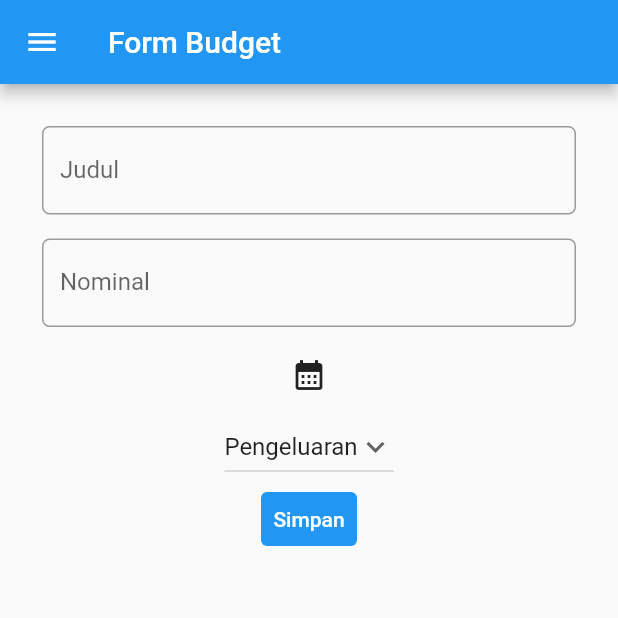
After one commit to dimitripn/pbp-flutter-lab, a Flutter app: the MyFormPage screen opened directly, on a phone screen of 412 x 824 dp, the top half of it. The commit adds this screen. Run offline on Flutter 3.47's test engine with Material 2 defaults, Android fonts, the phone set to English and light mode, and no system bars.

Commit message:
Finishing Tugas 8

```diff
--- /dev/null
+++ b/lib/tambah_budget.dart
@@ -0,0 +1,192 @@
+import 'package:counter_7/drawer.dart';
+import 'show_budget.dart';
+import 'package:flutter/material.dart';
+import 'main.dart';
+
+class Budget {
+  late String judul;
+  late int nominal;
+  late String pemasukan;
+  late DateTime? dateTime;
+  Budget(String judul, int nominal, String pemasukan, DateTime? dateTime) {
+    this.judul = judul;
+    this.nominal = nominal;
+    this.pemasukan = pemasukan;
+    this.dateTime = dateTime;
+  }
+  static List<Budget> budgetData = [];
+}
+
+class MyFormPage extends StatefulWidget {
+  const MyFormPage({super.key});
+
+  @override
+  State<MyFormPage> createState() => _MyFormPageState();
+}
+
+class _MyFormPageState extends State<MyFormPage> {
+  final _formKey = GlobalKey<FormState>();
+  String _judul = "";
+  int _nominal = 0;
+  List<String> jenisBudget = ['Pengeluaran', 'Pemasukan'];
+  String _pemasukan = "Pengeluaran";
+  DateTime? _dateTime;
+
+  var _controllerJudul = TextEditingController();
+  var _controllerNominal = TextEditingController();
+
+  @override
+  Widget build(BuildContext context) {
+    return Scaffold(
+      appBar: AppBar(
+        title: Text('Form Budget'),
+      ),
+      // Menambahkan drawer menu
+      drawer: const ScfDrawer(),
+      body: Form(
+        key: _formKey,
+        child: SingleChildScrollView(
+            child: Container(
+          height: MediaQuery.of(context).size.height,
+          padding: const EdgeInsets.all(20.0),
+          child: Column(
+            children: [
+              Padding(
+                padding: const EdgeInsets.all(8.0),
+                child: TextFormField(
+                  decoration: InputDecoration(
+                    hintText: "Contoh: Judul",
+                    labelText: "Judul",
+                    border: OutlineInputBorder(
+                      borderRadius: BorderRadius.circular(5.0),
+                    ),
+                  ),
+                  onChanged: (String? value) {
+                    setState(() {
+                      _judul = value!;
+                    });
+                  },
+                  onSaved: (String? value) {
+                    setState(() {
+                      _judul = value!;
+                    });
+                  },
+                  validator: (String? value) {
+                    if (value == null || value.isEmpty) {
+                      return 'Judul tidak boleh kosong!';
+                    }
+                    return null;
+                  },
+                ),
+              ),
+              Padding(
+                padding: const EdgeInsets.all(8.0),
+                child: TextFormField(
+                  decoration: InputDecoration(
+                    hintText: "Nominal",
+                    labelText: "Nominal",
+                    border: OutlineInputBorder(
+                      borderRadius: BorderRadius.circular(5.0),
+                    ),
+                  ),
+                  onChanged: (String? value) {
+                    setState(() {
+                      _nominal = int.parse(value!);
+                    });
+                  },
+                  onSaved: (String? value) {
+                    setState(() {
+                      _nominal = int.parse(value!);
+                    });
+                  },
+                  validator: (String? value) {
+                    if (value == null || value.isEmpty) {
+                      return 'Nominal tidak boleh kosong!';
+                    }
+                    return null;
+                  },
+                ),
+              ),
+              Container(
+                child: IconButton(
+                    onPressed: () {
+                      showDatePicker(
+                        context: context,
+                        initialDate: DateTime.now(),
+                        firstDate: DateTime(2000),
+                        lastDate: DateTime(2099),
+                      ).then(
+                        (date) => setState(
+                          () => _dateTime = date,
+                        ),
+                      );
+                    },
+                    icon: Icon(Icons.calendar_month)),
+              ),
+              DropdownButton(
+                value: _pemasukan,
+                icon: const Icon(Icons.keyboard_arrow_down),
+                items: jenisBudget.map((String items) {
+                  return DropdownMenuItem(
+                    value: items,
+                    child: Text(items),
+                  );
+                }).toList(),
+                onChanged: (String? newValue) {
+                  setState(() {
+                    _pemasukan = newValue!;
+                  });
+                },
+              ),
+              Align(
+                alignment: Alignment.bottomCenter,
+                child: TextButton(
+                  child: const Text(
+                    "Simpan",
+                    style: TextStyle(color: Colors.white),
+                  ),
+                  style: ButtonStyle(
+                    backgroundColor: MaterialStateProperty.all(Colors.blue),
+                  ),
+                  onPressed: () {
+                    if (_formKey.currentState!.validate()) {
+                      Budget.budgetData.add(
+                          new Budget(_judul, _nominal, _pemasukan, _dateTime));
+                      _controllerJudul.clear();
+                      _controllerNominal.clear();
+                      showDialog(
+                          context: context,
+                          builder: (context) {
+                            return AlertDialog(
+                              title: Text("Data berhasil disimpan"),
+                              actions: [
+                                TextButton(
+                                  onPressed: () {
+                                    Navigator.push(
+                                      context,
+                                      MaterialPageRoute(
+                                        builder: (context) => ShowBudget(),
+                                      ),
+                                    );
+                                  },
+                                  child: Text("OK"),
+                                ),
+                              ],
+                            );
+                          });
+                      for (var i = 0; i < Budget.budgetData.length; i++) {
+                        print(Budget.budgetData[i].judul +
+                            " " +
+                            Budget.budgetData[i].nominal.toString());
+                      }
+                    }
+                  },
+                ),
+              ),
+            ],
+          ),
+        )),
+      ),
+    );
+  }
+}
```
Also changed, not shown: lib/drawer.dart (added, +53 -0 lines), lib/main.dart (+6 -3 lines), lib/show_budget.dart (added, +84 -0 lines).
